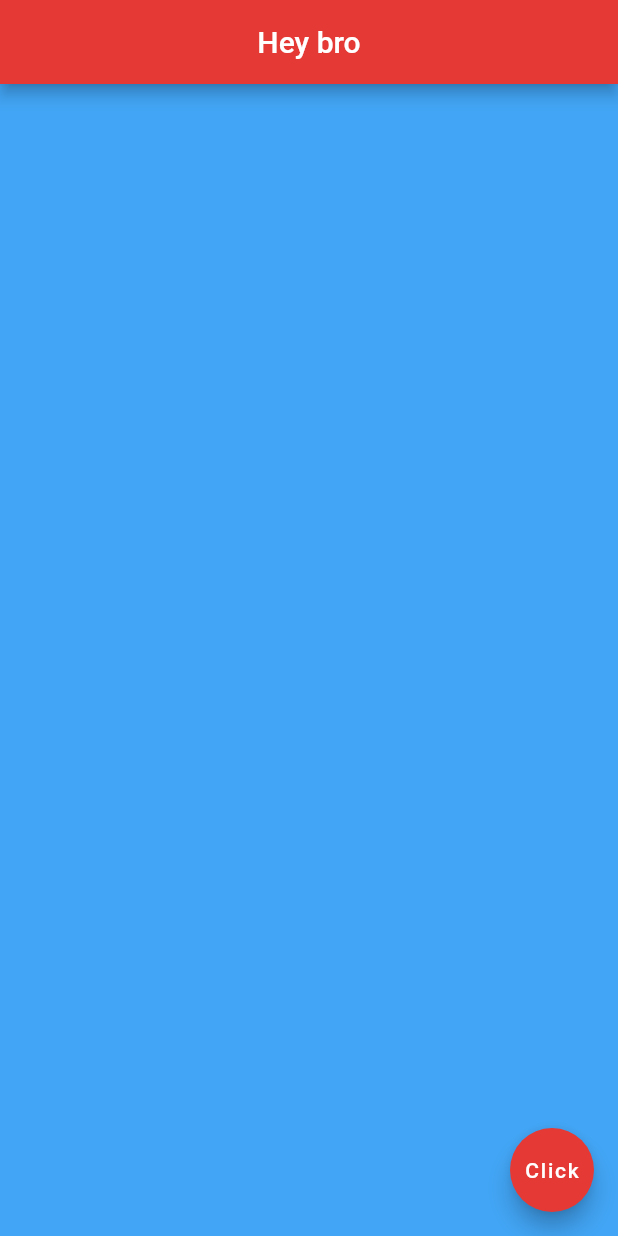
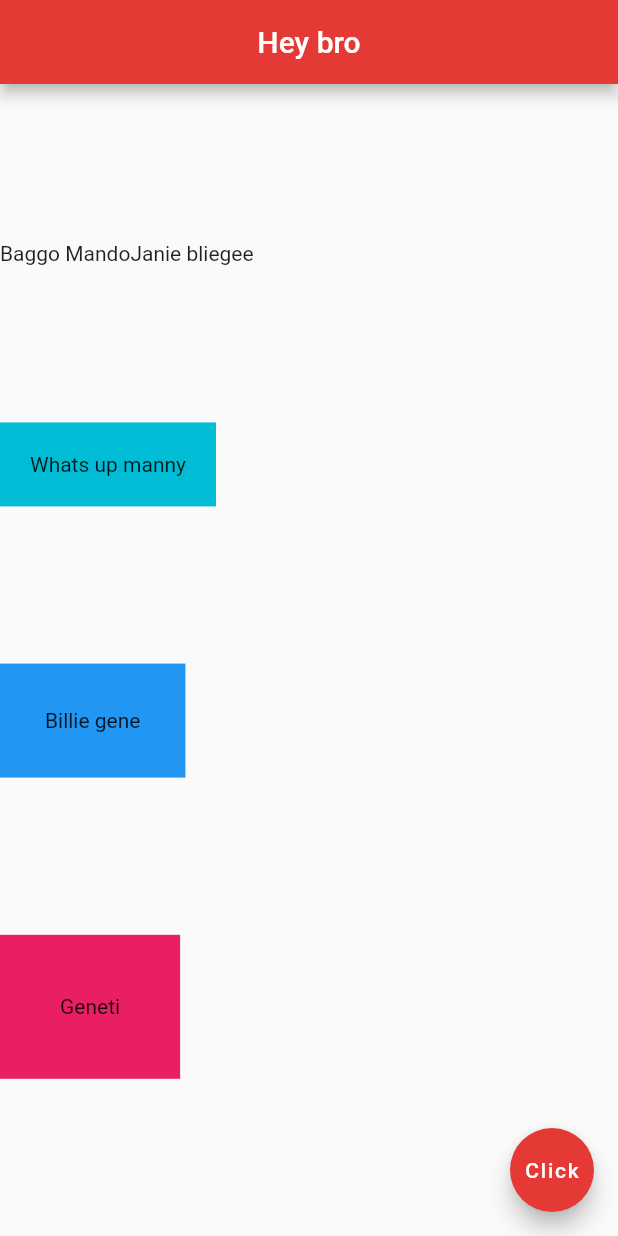
Before and after one commit to davdwhyte87/sampleproject, a Flutter app: the screen it shows after launch, on a phone screen of 412 x 824 dp. Run offline on Flutter 3.47's test engine with Material 2 defaults, Android fonts, the phone set to English and light mode, and no system bars.

Commit message:
Update main.dart

```diff
--- a/lib/main.dart
+++ b/lib/main.dart
@@ -40,8 +40,32 @@ class HomePage extends StatelessWidget {
         centerTitle: true,
         backgroundColor: Colors.red[600],
       ),
-      body: Container(
-        color: Colors.blue[400],
+      body: Column(
+        mainAxisAlignment: MainAxisAlignment.spaceEvenly,
+        crossAxisAlignment: CrossAxisAlignment.start,
+        children: [
+          Row(
+            children: [
+              Text("Baggo Mando"),
+              Text("Janie bliegee")
+            ],
+          ),
+          Container(
+            padding: EdgeInsets.all(20),
+            color: Colors.cyan,
+            child: Text("Whats up manny"),
+          ),
+          Container(
+            padding: EdgeInsets.all(30),
+            color: Colors.blue,
+            child: Text("Billie gene"),
+          ),
+          Container(
+            padding: EdgeInsets.all(40),
+            color: Colors.pink,
+            child: Text("Geneti"),
+          )
+        ],
       ),
       floatingActionButton: FloatingActionButton(
         onPressed: () {},
```
